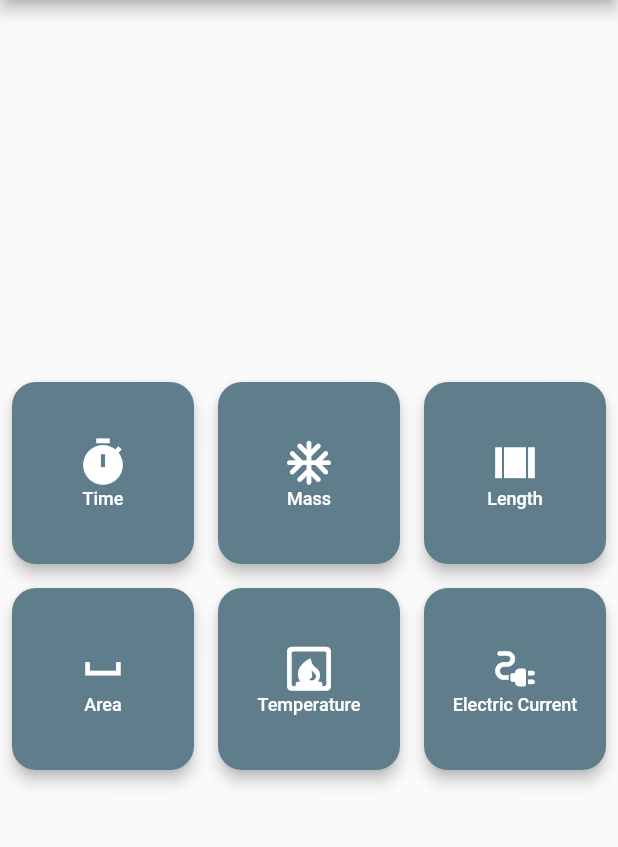
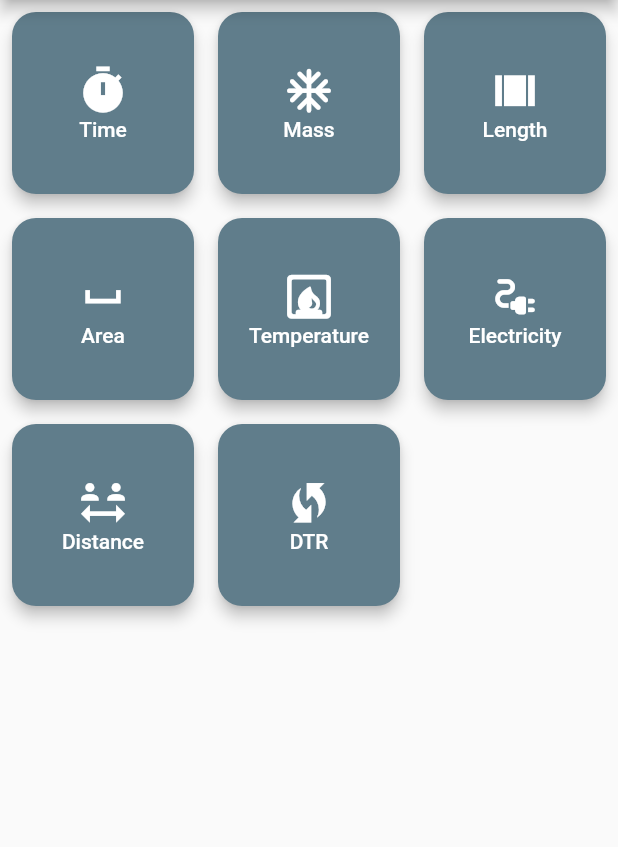
Before and after one commit to omer358/units_converter, a Flutter app: the screen it shows after launch, on a phone screen of 412 x 824 dp, the part 84-931 px from its top. Run offline on Flutter 3.47's test engine with Material 2 defaults, Android fonts, the phone set to English and light mode, and no system bars.

Commit message:
add more units

```diff
--- a/lib/screens/home.dart
+++ b/lib/screens/home.dart
@@ -13,8 +13,7 @@ class Home extends StatelessWidget {
         appBar: AppBar(
           title: const Text("Units Converter"),
         ),
-        body: Center(
-          child: GridView.count(
+        body: GridView.count(
           shrinkWrap: true,
           // Create a grid with 2 columns. If you change the scrollDirection to
           // horizontal, this produces 2 rows.
@@ -27,9 +26,10 @@ class Home extends StatelessWidget {
             unitsWidgets("Area", Icons.space_bar, () {}),
             unitsWidgets("Temperature", Icons.fireplace_rounded, () {}),
             unitsWidgets(
-                  "Electric Current", Icons.electrical_services_rounded, () {})
+                "Electricity", Icons.electrical_services_rounded, () {}),
+            unitsWidgets("Distance", Icons.social_distance, () {}),
+            unitsWidgets("DTR", Icons.wifi_protected_setup_outlined, () {}),
           ],
-          ),
         ),
       ),
     );
@@ -50,7 +50,7 @@ class Home extends StatelessWidget {
               ), // icon
               Text(
                 label,
-                style: const TextStyle(fontSize: 12),
+                style: const TextStyle(fontSize: 14),
               ), // text
             ],
           ),
```
Lines whose indentation alone changed are shown as unchanged.
